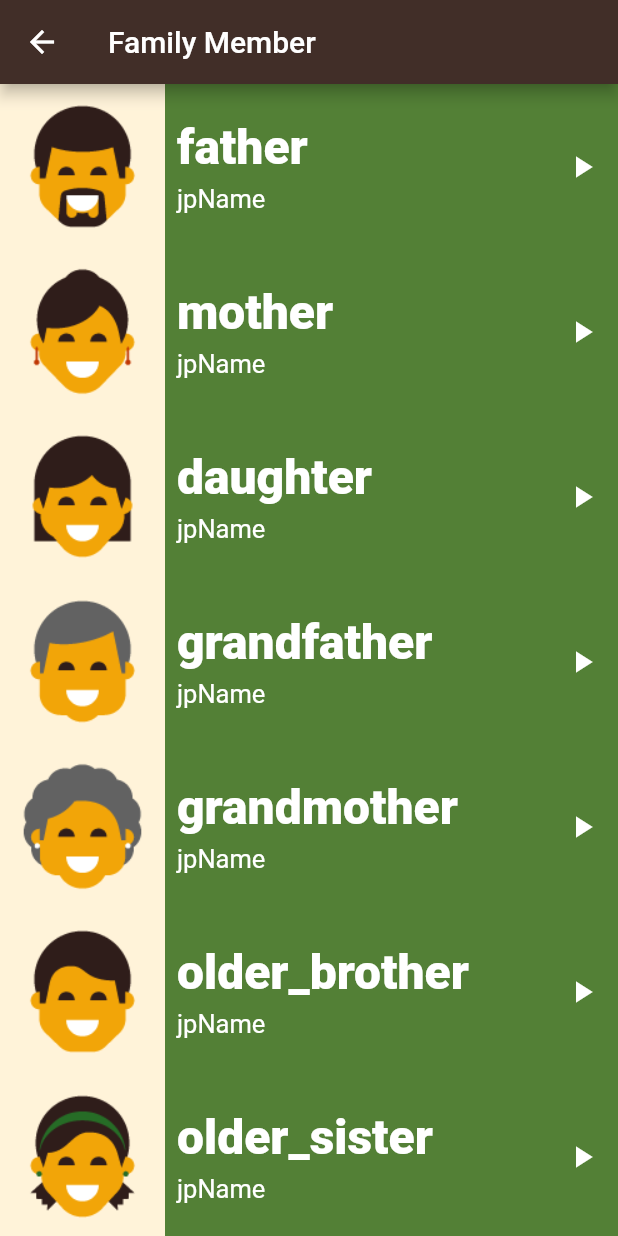
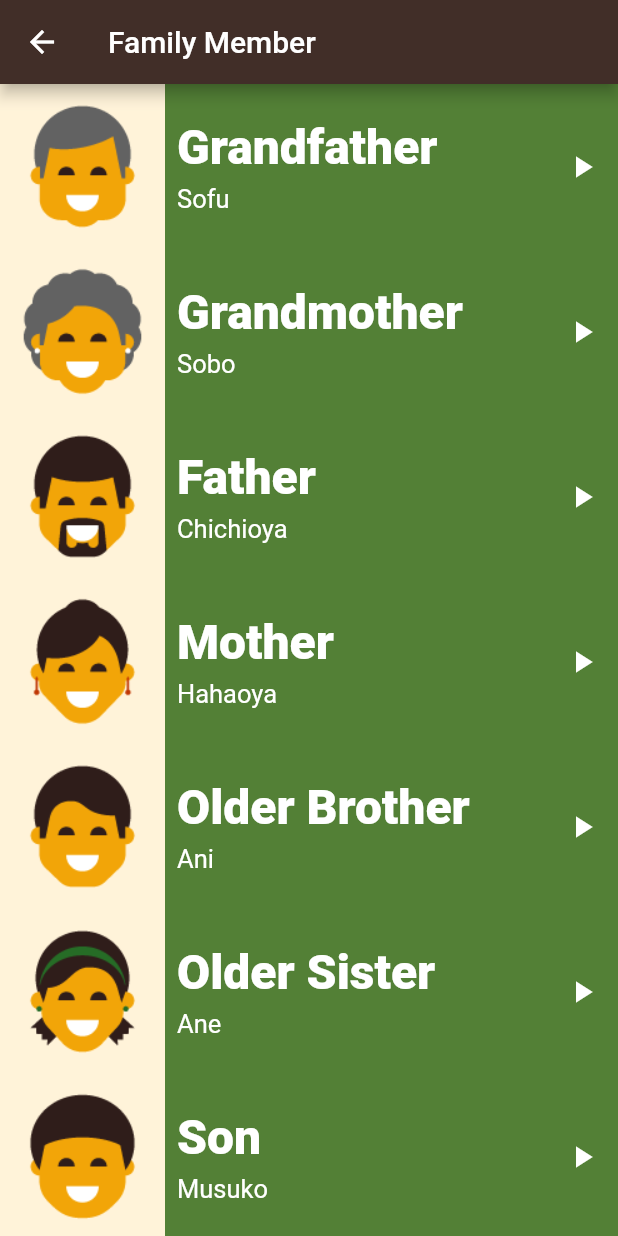
Before and after one commit to HusseinElwakeel/tuko2_app, a Flutter app: the FamilyMemberScreen screen opened directly, on a phone screen of 412 x 824 dp. Run offline on Flutter 3.47's test engine with Material 2 defaults, Android fonts, the light colour scheme and no system bars; our stand-ins replace audioplayers.

Commit message:
full Family Member Screen with sound

```diff
--- a/lib/screens/familyMemberScreen.dart
+++ b/lib/screens/familyMemberScreen.dart
@@ -7,53 +7,53 @@ class FamilyMemberScreen extends StatelessWidget {
 
   final List<FamilyMemberModel> family = [
     FamilyMemberModel(
-        enName: "father",
-        jpName: "jpName",
+        enName: "Grandfather",
+        jpName: "Sofu",
+        image: "assets/images/family_members/family_grandfather.png",
+        sound: "sounds/family_members/grand father.wav"),
+    FamilyMemberModel(
+        enName: "Grandmother",
+        jpName: "Sobo",
+        image: "assets/images/family_members/family_grandmother.png",
+        sound: "sounds/family_members/grand mother.wav"),
+    FamilyMemberModel(
+        enName: "Father",
+        jpName: "Chichioya",
         image: "assets/images/family_members/family_father.png",
         sound: "sounds/family_members/father.wav"),
     FamilyMemberModel(
-        enName: "mother",
-        jpName: "jpName",
+        enName: "Mother",
+        jpName: "Hahaoya",
         image: "assets/images/family_members/family_mother.png",
         sound: "sounds/family_members/mother.wav"),
     FamilyMemberModel(
-        enName: "daughter",
-        jpName: "jpName",
+        enName: "Older Brother",
+        jpName: "Ani",
+        image: "assets/images/family_members/family_older_brother.png",
+        sound: "sounds/family_members/older sister.wav"),
+    FamilyMemberModel(
+        enName: "Older Sister",
+        jpName: "Ane",
+        image: "assets/images/family_members/family_older_sister.png",
+        sound: "sounds/family_members/older sister.wav"),
+    FamilyMemberModel(
+        enName: "Son",
+        jpName: "Musuko",
+        image: "assets/images/family_members/family_son.png",
+        sound: "sounds/family_members/son.wav"),
+    FamilyMemberModel(
+        enName: "Daughter",
+        jpName: "Musume",
         image: "assets/images/family_members/family_daughter.png",
         sound: "sounds/family_members/daughter.wav"),
     FamilyMemberModel(
-        enName: "grandfather",
-        jpName: "jpName",
-        image: "assets/images/family_members/family_grandfather.png",
-        sound: "sounds/family_members/grand father.wav"),
-    FamilyMemberModel(
-        enName: "grandmother",
-        jpName: "jpName",
-        image: "assets/images/family_members/family_grandmother.png",
-        sound: "sounds/family_members/grand mother.wav"),
-    FamilyMemberModel(
-        enName: "older_brother",
-        jpName: "jpName",
-        image: "assets/images/family_members/family_older_brother.png",
-        sound: "sounds/family_members/older bother.wav"),
-    FamilyMemberModel(
-        enName: "older_sister",
-        jpName: "jpName",
-        image: "assets/images/family_members/family_older_sister.png",
-        sound: "sounds/family_members/older sister.wav"),
-    FamilyMemberModel(
-        enName: "son",
-        jpName: "jpName",
-        image: "assets/images/family_members/family_son.png",
-        sound: "sounds/family_members/son.wav"),
-    FamilyMemberModel(
-        enName: "younger_brother",
-        jpName: "jpName",
+        enName: "Younger Brother",
+        jpName: "Otōto",
         image: "assets/images/family_members/family_younger_brother.png",
         sound: "sounds/family_members/younger brohter.wav"),
     FamilyMemberModel(
-        enName: "younger_sister",
-        jpName: "jpName",
+        enName: "Younger Sister",
+        jpName: "Imōto",
         image: "assets/images/family_members/family_younger_sister.png",
         sound: "sounds/family_members/younger sister.wav"),
   ];
```
